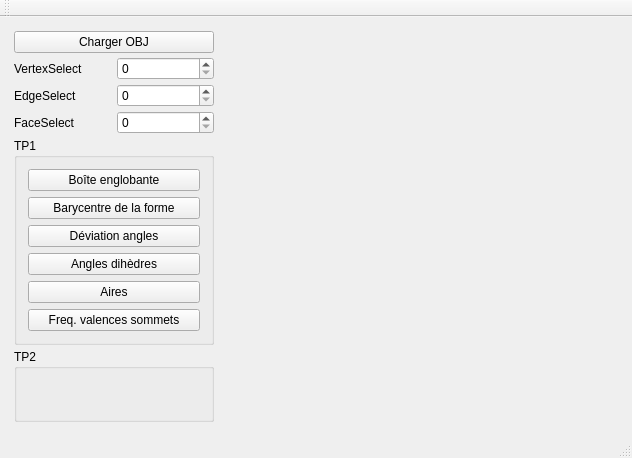
Above: mainwindow.ui from Anthiel/Projet-Prog.-graphique-et-app.-industrielle before the change. Below: the same form after it.
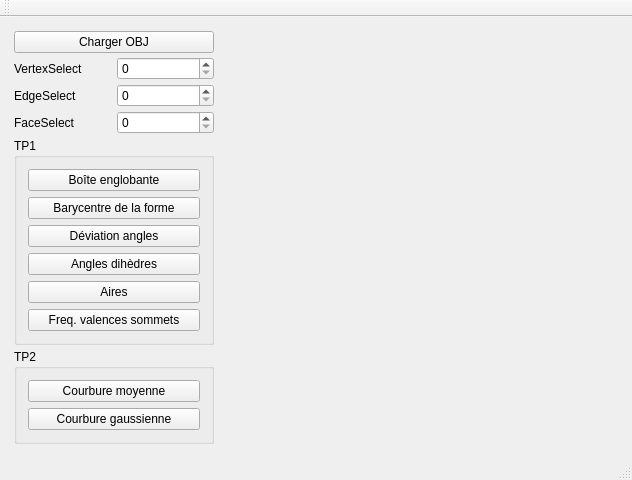
That is the form after the change. Custom widgets are drawn as their Qt base class.

Diff of the .ui file:
```diff
--- a/mainwindow.ui
+++ b/mainwindow.ui
@@ -7,7 +7,7 @@
     <x>0</x>
     <y>0</y>
     <width>632</width>
-    <height>458</height>
+    <height>475</height>
    </rect>
   </property>
   <property name="windowTitle">
@@ -156,6 +156,22 @@
          <property name="title">
           <string>TP2</string>
          </property>
+         <layout class="QVBoxLayout" name="verticalLayout_3">
+          <item>
+           <widget class="QPushButton" name="pushButton_h">
+            <property name="text">
+             <string>Courbure moyenne</string>
+            </property>
+           </widget>
+          </item>
+          <item>
+           <widget class="QPushButton" name="pushButton_k">
+            <property name="text">
+             <string>Courbure gaussienne</string>
+            </property>
+           </widget>
+          </item>
+         </layout>
         </widget>
        </item>
       </layout>
```
Left out of the diff: 2 changed lines with no effect on the pictures.
